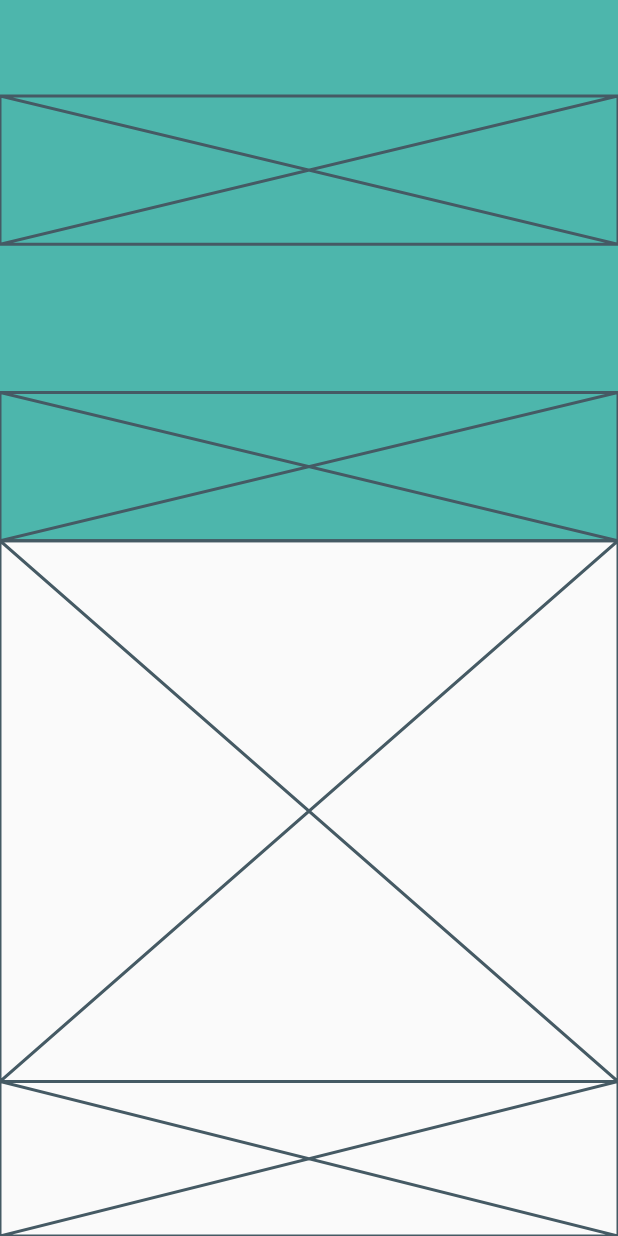
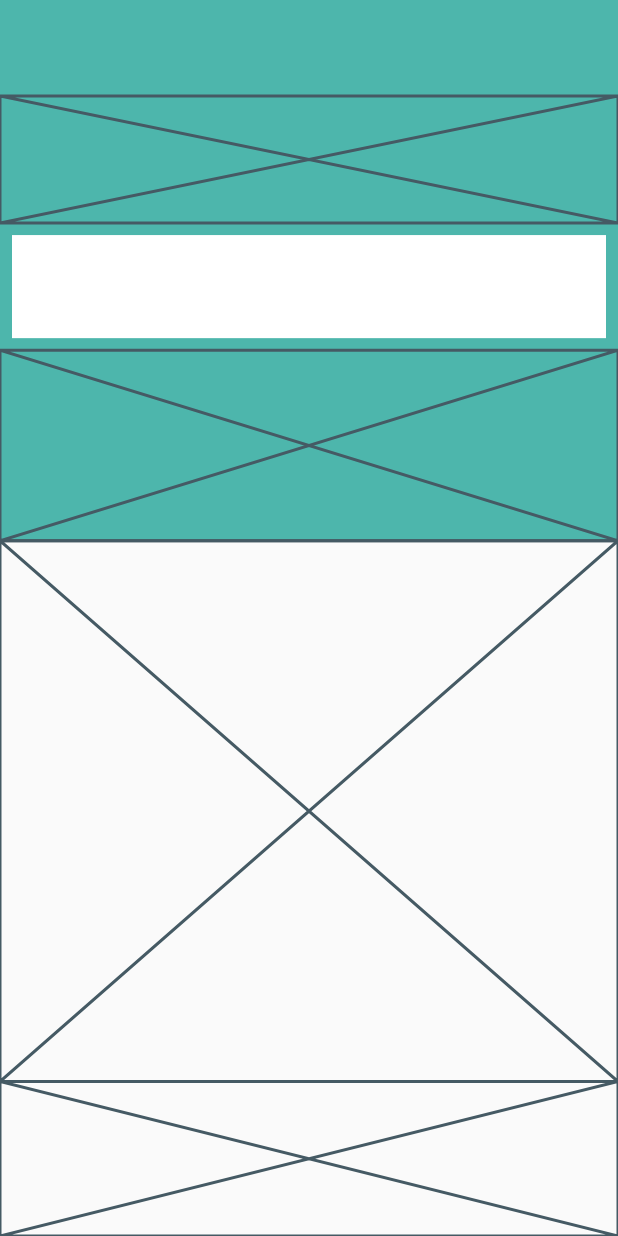
Before and after one commit to JAICHANGPARK/flutter_notebook_14th_story, a Flutter app: the screen it shows after launch, on a phone screen of 412 x 824 dp. Run offline on Flutter 3.47's test engine with Material 2 defaults, Android fonts, the phone set to English and light mode, and no system bars; our stand-ins replace date_picker_timeline, flutter_advanced_switch, flutter_lorem, get, google_fonts, line_icons; missing offline and left inert: rpgnamegenerator.

Commit message:
Update daa_home_page.dart

```diff
--- a/lib/ep877_doctor_appointment_app/ui/daa_home_page.dart
+++ b/lib/ep877_doctor_appointment_app/ui/daa_home_page.dart
@@ -19,16 +19,27 @@ class _DAAHomePageState extends State<DAAHomePage> {
               color: Colors.teal[300],
               child: Column(
                 children: [
-                  SizedBox(height: 64,),
-                  Expanded(child: Placeholder()),
-                  Expanded(child: Container(
-                    decoration: BoxDecoration(),
-                  )),
-                  Expanded(child: Placeholder()),
+                  SizedBox(
+                    height: 64,
+                  ),
+                  Expanded(
+                      flex: 2,
+                      child: Placeholder()),
+                  Expanded(
+                    flex: 2,
+                      child: Padding(
+                        padding: const EdgeInsets.all(8.0),
+                        child: Container(
+                    decoration: BoxDecoration(color: Colors.white,
+                    ),
+                  ),
+                      )),
+                  Expanded(
+                      flex: 3,
+                      child: Placeholder()),
                 ],
               ),
             ),
-
           ),
           Expanded(flex: 7, child: Placeholder()),
           Expanded(flex: 2, child: Placeholder()),
```
